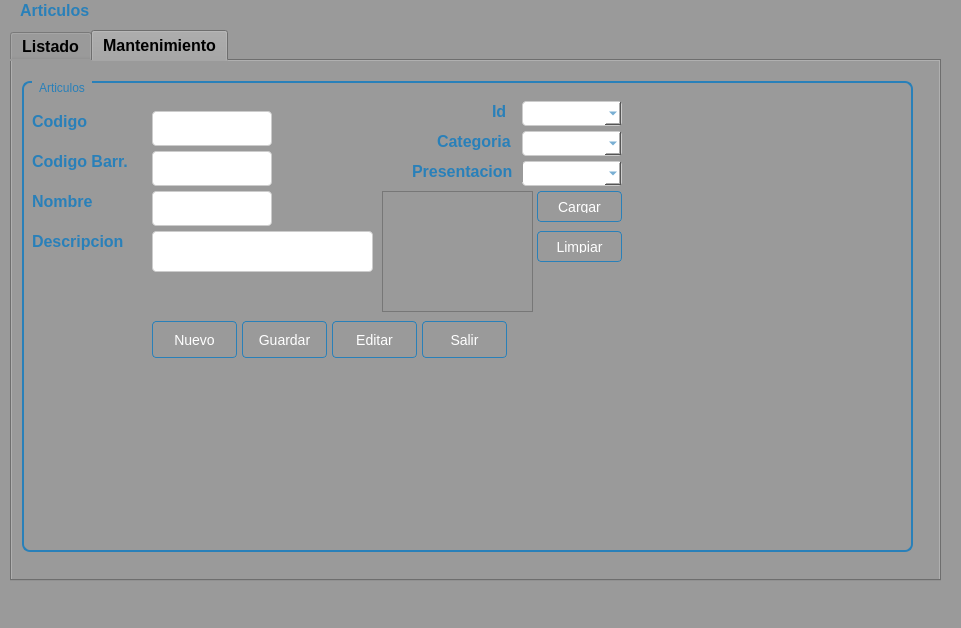
The window that Sistema de ventas/ui/FrmArticulo.ui (CodeDrTech/DevelopPython) describes before a commit, drawn with Qt 5.
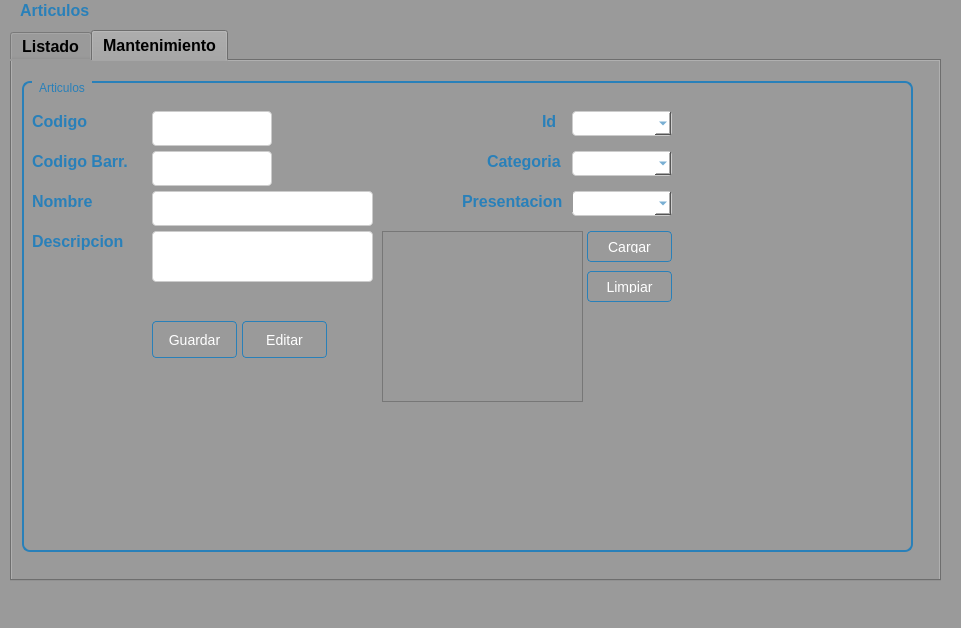
The same window after the commit. The open tabs and pages were chosen to show the change.

Commit message:
Modulo FrmArticulo
Revision del modulo y puesta en funcionamiento del boton limpiar imagen.

The edit to the form file:
```diff
--- a/Sistema de ventas/ui/FrmArticulo.ui
+++ b/Sistema de ventas/ui/FrmArticulo.ui
@@ -469,47 +469,10 @@
         <string>Descripcion</string>
        </property>
       </widget>
-      <widget class="QPushButton" name="btnNuevo">
-       <property name="geometry">
-        <rect>
-         <x>130</x>
-         <y>240</y>
-         <width>85</width>
-         <height>37</height>
-        </rect>
-       </property>
-       <property name="styleSheet">
-        <string notr="true">QPushButton {
-    background: qlineargradient(x1: 0, y1: 0, x2: 0, y2: 1,
-                                 stop: 0 #5DADE2, stop: 1 #2980b9);
-    color: #ffffff;
-    border: 1px solid #2980b9;
-    padding: 8px 16px;
-    border-radius: 4px;
-    font-size: 14px;
-}
-
-QPushButton:hover {
-    background: qlineargradient(x1: 0, y1: 0, x2: 0, y2: 1,
-                                 stop: 0 #4DA8DB, stop: 1 #2471a3);
-    border: 1px solid #2471a3;
-}
-
-QPushButton:pressed {
-    background: qlineargradient(x1: 0, y1: 0, x2: 0, y2: 1,
-                                 stop: 0 #3C89B4, stop: 1 #1f618d);
-    border: 1px solid #1f618d;
-}
-</string>
-       </property>
-       <property name="text">
-        <string>Nuevo</string>
-       </property>
-      </widget>
       <widget class="QPushButton" name="btnEditar">
        <property name="geometry">
         <rect>
-         <x>310</x>
+         <x>220</x>
          <y>240</y>
          <width>85</width>
          <height>37</height>
@@ -546,7 +509,7 @@
       <widget class="QPushButton" name="btnGuardar">
        <property name="geometry">
         <rect>
-         <x>220</x>
+         <x>130</x>
          <y>240</y>
          <width>85</width>
          <height>37</height>
@@ -580,43 +543,6 @@
         <string> Guardar </string>
        </property>
       </widget>
-      <widget class="QPushButton" name="btnSalir">
-       <property name="geometry">
-        <rect>
-         <x>400</x>
-         <y>240</y>
-         <width>85</width>
-         <height>37</height>
-        </rect>
-       </property>
-       <property name="styleSheet">
-        <string notr="true">QPushButton {
-    background: qlineargradient(x1: 0, y1: 0, x2: 0, y2: 1,
-                                 stop: 0 #5DADE2, stop: 1 #2980b9);
-    color: #ffffff;
-    border: 1px solid #2980b9;
-    padding: 8px 16px;
-    border-radius: 4px;
-    font-size: 14px;
-}
-
-QPushButton:hover {
-    background: qlineargradient(x1: 0, y1: 0, x2: 0, y2: 1,
-                                 stop: 0 #4DA8DB, stop: 1 #2471a3);
-    border: 1px solid #2471a3;
-}
-
-QPushButton:pressed {
-    background: qlineargradient(x1: 0, y1: 0, x2: 0, y2: 1,
-                                 stop: 0 #3C89B4, stop: 1 #1f618d);
-    border: 1px solid #1f618d;
-}
-</string>
-       </property>
-       <property name="text">
-        <string>Salir</string>
-       </property>
-      </widget>
       <widget class="QLineEdit" name="txtCodigo">
        <property name="geometry">
         <rect>
@@ -708,7 +634,7 @@
         <rect>
          <x>130</x>
          <y>110</y>
-         <width>120</width>
+         <width>221</width>
          <height>35</height>
         </rect>
        </property>
@@ -789,7 +715,7 @@
          <x>130</x>
          <y>150</y>
          <width>221</width>
-         <height>41</height>
+         <height>51</height>
         </rect>
        </property>
        <property name="styleSheet">
@@ -974,9 +900,9 @@
        <property name="geometry">
         <rect>
          <x>360</x>
-         <y>110</y>
-         <width>151</width>
-         <height>121</height>
+         <y>150</y>
+         <width>201</width>
+         <height>171</height>
         </rect>
        </property>
        <property name="toolTip">
@@ -986,8 +912,8 @@
       <widget class="QPushButton" name="btnCargar">
        <property name="geometry">
         <rect>
-         <x>515</x>
-         <y>110</y>
+         <x>565</x>
+         <y>150</y>
          <width>85</width>
          <height>31</height>
         </rect>
@@ -1023,8 +949,8 @@
       <widget class="QPushButton" name="btnLimpiar">
        <property name="geometry">
         <rect>
-         <x>515</x>
-         <y>150</y>
+         <x>565</x>
+         <y>190</y>
          <width>85</width>
          <height>31</height>
         </rect>
@@ -1060,8 +986,8 @@
       <widget class="QComboBox" name="cmbPresentacion">
        <property name="geometry">
         <rect>
-         <x>500</x>
-         <y>80</y>
+         <x>550</x>
+         <y>110</y>
          <width>100</width>
          <height>25</height>
         </rect>
@@ -1091,8 +1017,8 @@
       <widget class="QComboBox" name="cmbCategoria">
        <property name="geometry">
         <rect>
-         <x>500</x>
-         <y>50</y>
+         <x>550</x>
+         <y>70</y>
          <width>100</width>
          <height>25</height>
         </rect>
@@ -1122,8 +1048,8 @@
       <widget class="QLabel" name="label_7">
        <property name="geometry">
         <rect>
-         <x>415</x>
-         <y>50</y>
+         <x>465</x>
+         <y>70</y>
          <width>81</width>
          <height>21</height>
         </rect>
@@ -1146,8 +1072,8 @@
       <widget class="QLabel" name="label_8">
        <property name="geometry">
         <rect>
-         <x>470</x>
-         <y>20</y>
+         <x>520</x>
+         <y>30</y>
          <width>21</width>
          <height>21</height>
         </rect>
@@ -1170,8 +1096,8 @@
       <widget class="QLabel" name="label_9">
        <property name="geometry">
         <rect>
-         <x>390</x>
-         <y>80</y>
+         <x>440</x>
+         <y>110</y>
          <width>111</width>
          <height>21</height>
         </rect>
@@ -1194,8 +1120,8 @@
       <widget class="QComboBox" name="comboBox_3">
        <property name="geometry">
         <rect>
-         <x>500</x>
-         <y>20</y>
+         <x>550</x>
+         <y>30</y>
          <width>100</width>
          <height>25</height>
         </rect>
```
Left out of the diff: 4 changed lines with no effect on the pictures. The commit also changes 3 other files.
